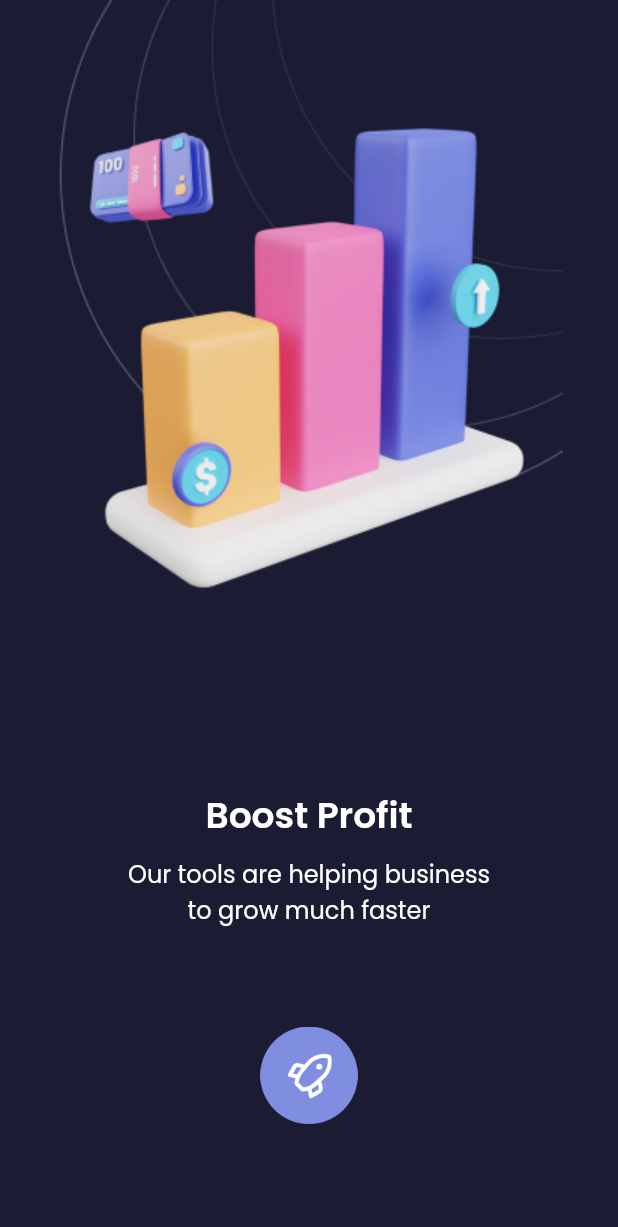
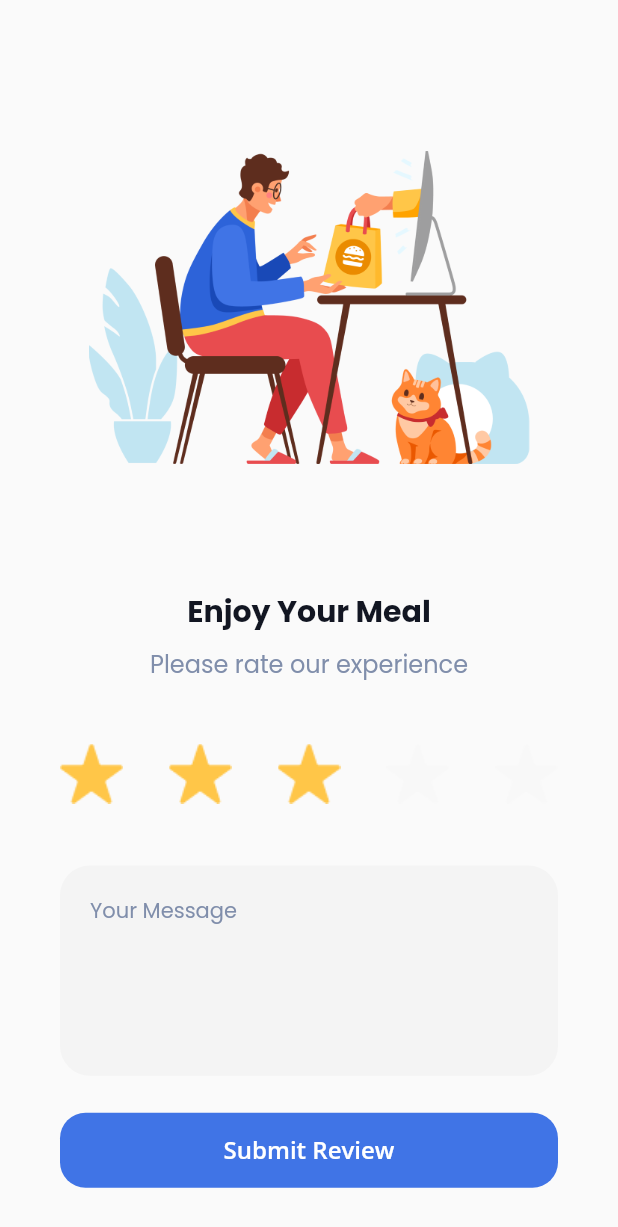
Before and after one commit to asrafilll/seven_days_masteruidesign, a Flutter app: the screen it shows after launch, on a phone screen of 412 x 824 dp. Shown: the top 1227 px of the screen. Run offline on Flutter 3.47's test engine with Material 2 defaults, Android fonts, the light colour scheme and no system bars; our stand-ins replace google_fonts; missing offline and left inert: dart:ffi.

Commit message:
day 5 done

```diff
--- /dev/null
+++ b/lib/day5/rating2.dart
@@ -0,0 +1,120 @@
+import 'dart:ffi';
+
+import 'package:flutter/material.dart';
+import 'package:google_fonts/google_fonts.dart';
+import 'package:seven_days_masteruidesign/size_helpers.dart';
+
+class Rating2 extends StatefulWidget {
+  @override
+  State<Rating2> createState() => _Rating2State();
+}
+
+class _Rating2State extends State<Rating2> {
+  // const Rating2({ Key? key }) : super(key: key);
+  @override
+  Widget build(BuildContext context) {
+    bool _isClicked = false;
+    return Scaffold(
+      body: Padding(
+        padding: const EdgeInsets.only(
+          left: 40,
+          right: 40,
+          top: 100,
+          bottom: 0,
+        ),
+        child: Center(
+          child: Column(
+            children: [
+              Image.asset(
+                'assets/day5/illustration1.png',
+                width: 294,
+                height: 210,
+              ),
+              SizedBox(
+                height: displayHeight(context) * 0.1,
+              ),
+              Text(
+                "Enjoy Your Meal",
+                style: GoogleFonts.poppins(
+                  fontSize: 20,
+                  fontWeight: FontWeight.w700,
+                  color: const Color(0xff121622),
+                ),
+              ),
+              SizedBox(
+                height: displayHeight(context) * 0.01,
+              ),
+              Text(
+                "Please rate our experience",
+                style: GoogleFonts.poppins(
+                  fontSize: 16,
+                  color: const Color(0xff808EAB),
+                ),
+              ),
+              SizedBox(
+                height: displayHeight(context) * 0.05,
+              ),
+              Row(
+                mainAxisAlignment: MainAxisAlignment.spaceBetween,
+                children: [
+                  Image.asset('assets/day5/star_active.png'),
+                  Image.asset('assets/day5/star_active.png'),
+                  Image.asset('assets/day5/star_active.png'),
+                  Image.asset('assets/day5/star_grey.png'),
+                  Image.asset('assets/day5/star_grey.png'),
+                ],
+              ),
+              SizedBox(
+                height: displayHeight(context) * 0.05,
+              ),
+              Container(
+                width: double.infinity,
+                height: displayHeight(context) * 0.17,
+                decoration: BoxDecoration(
+                  color: const Color(0xffF4f4f4),
+                  borderRadius: BorderRadius.circular(20),
+                ),
+                child: Padding(
+                  padding: const EdgeInsets.all(20),
+                  child: Text(
+                    "Your Message",
+                    style: GoogleFonts.poppins(
+                      color: const Color(0xff808EAB),
+                    ),
+                  ),
+                ),
+              ),
+              SizedBox(
+                height: displayHeight(context) * 0.03,
+              ),
+              SizedBox(
+                width: double.infinity,
+                child: TextButton(
+                  onPressed: () {},
+                  style: TextButton.styleFrom(
+                    backgroundColor: const Color(0xff4074E6),
+                    shape: RoundedRectangleBorder(
+                      borderRadius: BorderRadius.circular(17),
+                    ),
+                    padding: const EdgeInsets.symmetric(
+                      vertical: 14,
+                      horizontal: 70,
+                    ),
+                  ),
+                  child: Text(
+                    "Submit Review",
+                    style: GoogleFonts.openSans(
+                      fontSize: 16,
+                      color: Colors.white,
+                      fontWeight: FontWeight.w600,
+                    ),
+                  ),
+                ),
+              ),
+            ],
+          ),
+        ),
+      ),
+    );
+  }
+}
--- a/lib/main.dart
+++ b/lib/main.dart
@@ -7,6 +7,8 @@ import 'package:seven_days_masteruidesign/day3/signin1.dart';
 import 'package:seven_days_masteruidesign/day3/signin2.dart';
 import 'package:seven_days_masteruidesign/day4/empty1.dart';
 import 'package:seven_days_masteruidesign/day4/empty2.dart';
+import 'package:seven_days_masteruidesign/day5/rating1.dart';
+import 'package:seven_days_masteruidesign/day5/rating2.dart';
 
 void main() {
   runApp(SevenDays());
@@ -17,7 +19,7 @@ class SevenDays extends StatelessWidget {
   Widget build(BuildContext context) {
     return MaterialApp(
       debugShowCheckedModeBanner: false,
-      home: EmptyState2(),
+      home: Rating2(),
     );
   }
 }
--- a/pubspec.yaml
+++ b/pubspec.yaml
@@ -25,6 +25,7 @@ flutter:
     - assets/day2/
     - assets/day3/
     - assets/day4/
+    - assets/day5/
 
   # fonts:
   #   - family: Schyler
```
Also changed, not shown: lib/day5/rating1.dart (added, +120 -0 lines), assets/day5/angry_emoji.png (added), assets/day5/illustration1.png (added), assets/day5/illustration2.png (added), assets/day5/love_emoji.png (added), assets/day5/sad_emoji.png (added), assets/day5/smile_emoji.png (added), assets/day5/star_active.png (added), assets/day5/star_grey.png (added).
